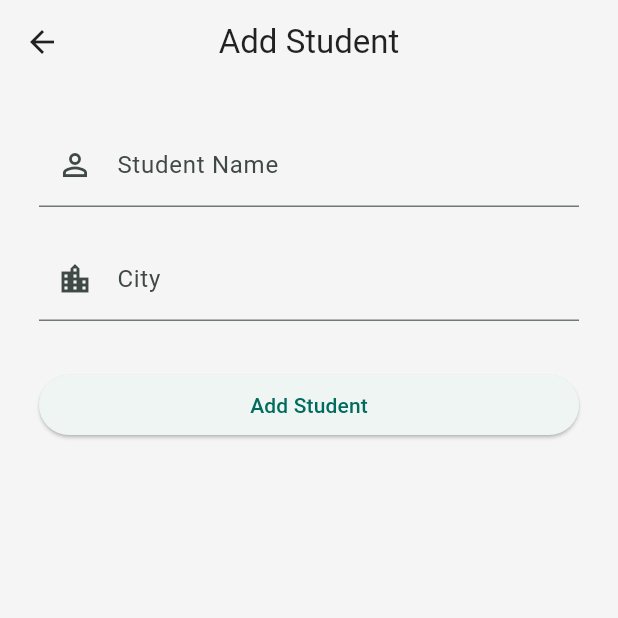
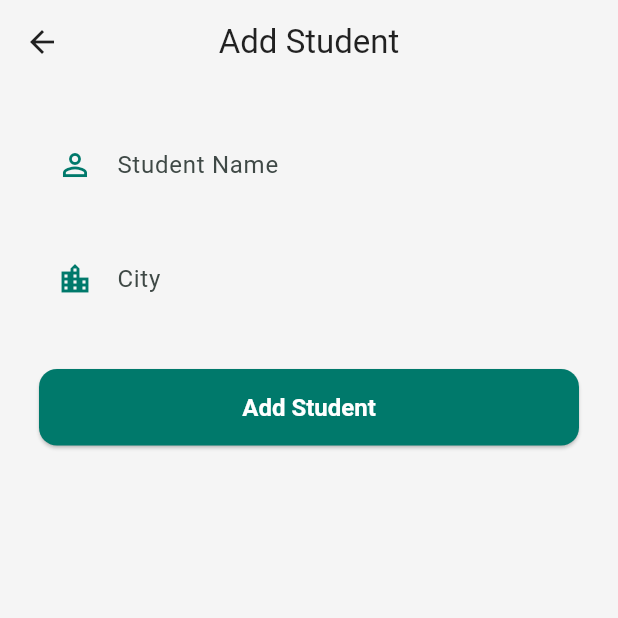
Before and after one commit to Amir-Hossein-Azimi/student_list, a Flutter app: the UserEditScreen screen opened directly, on a phone screen of 412 x 824 dp, the top half of it. Run offline on Flutter 3.47's test engine with Material 3 defaults, Android fonts, the phone set to English and light mode, and no system bars; our stand-ins replace dio; network calls fail.

Commit message:
update theme for user_edit_screen.dart

```diff
--- a/lib/constants.dart
+++ b/lib/constants.dart
@@ -34,4 +34,21 @@ ThemeData appTheme = ThemeData(
     foregroundColor: whiteColor,
     backgroundColor: primaryColor,
   ),
+  inputDecorationTheme: InputDecorationTheme(
+    fillColor: whiteColor,
+    border: OutlineInputBorder(
+      borderRadius: BorderRadius.circular(12),
+      borderSide: BorderSide.none,
+    ),
+    prefixIconColor: primaryColor,
+  ),
+  elevatedButtonTheme: ElevatedButtonThemeData(
+    style: ElevatedButton.styleFrom(
+      backgroundColor: primaryColor,
+      foregroundColor: whiteColor,
+      padding: const EdgeInsets.symmetric(vertical: 16),
+      shape: RoundedRectangleBorder(borderRadius: BorderRadius.circular(12)),
+      textStyle: const TextStyle(fontSize: 16, fontWeight: FontWeight.bold),
+    ),
+  ),
 );
--- a/lib/screens/user_edit_screen.dart
+++ b/lib/screens/user_edit_screen.dart
@@ -16,6 +16,15 @@ class _UserEditScreenState extends State<UserEditScreen> {
   bool isLoading = false;
 
   saveUser() {}
+
+  @override
+  void initState() {
+    super.initState();
+    if (widget.user != null) {
+      nameController.text = widget.user!.name;
+      cityController.text = widget.user!.city;
+    }
+  }
 
   @override
   Widget build(BuildContext context) {
```
